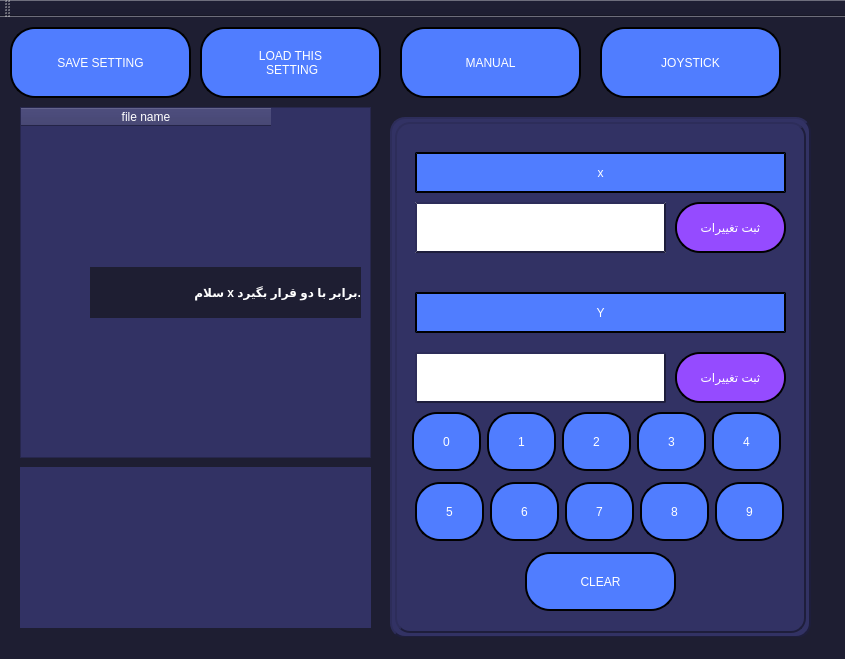
This is mainwindow.ui in robosina/ISV_LUNCHER as Qt 5 draws it before an edit. The edited form follows.
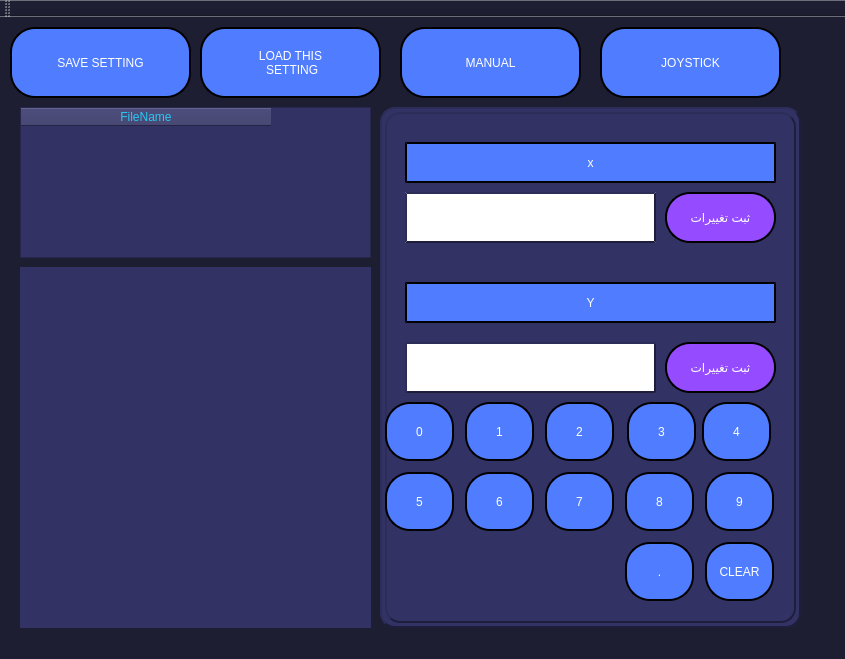
This is the edited form. The open tabs and pages were chosen to show the change. Icons and pictures are not drawn. Custom widgets are drawn as their Qt base class.

```diff
--- a/mainwindow.ui
+++ b/mainwindow.ui
@@ -22,8 +22,8 @@
    <widget class="QStackedWidget" name="stackedWidget">
     <property name="geometry">
      <rect>
-      <x>390</x>
-      <y>100</y>
+      <x>380</x>
+      <y>90</y>
       <width>421</width>
       <height>521</height>
      </rect>
@@ -382,7 +382,7 @@
      <widget class="QPushButton" name="button_0">
       <property name="geometry">
        <rect>
-        <x>17</x>
+        <x>0</x>
         <y>290</y>
         <width>69</width>
         <height>59</height>
@@ -421,7 +421,7 @@
      <widget class="QPushButton" name="button_2">
       <property name="geometry">
        <rect>
-        <x>167</x>
+        <x>160</x>
         <y>290</y>
         <width>69</width>
         <height>59</height>
@@ -460,9 +460,9 @@
      <widget class="QPushButton" name="button_clear">
       <property name="geometry">
        <rect>
-        <x>130</x>
+        <x>320</x>
         <y>430</y>
-        <width>151</width>
+        <width>69</width>
         <height>59</height>
        </rect>
       </property>
@@ -499,7 +499,7 @@
      <widget class="QPushButton" name="button_5">
       <property name="geometry">
        <rect>
-        <x>20</x>
+        <x>0</x>
         <y>360</y>
         <width>69</width>
         <height>59</height>
@@ -538,7 +538,7 @@
      <widget class="QPushButton" name="button_7">
       <property name="geometry">
        <rect>
-        <x>170</x>
+        <x>160</x>
         <y>360</y>
         <width>69</width>
         <height>59</height>
@@ -616,7 +616,7 @@
      <widget class="QPushButton" name="button_8">
       <property name="geometry">
        <rect>
-        <x>245</x>
+        <x>240</x>
         <y>360</y>
         <width>69</width>
         <height>59</height>
@@ -655,7 +655,7 @@
      <widget class="QPushButton" name="button_1">
       <property name="geometry">
        <rect>
-        <x>92</x>
+        <x>80</x>
         <y>290</y>
         <width>69</width>
         <height>59</height>
@@ -733,7 +733,7 @@
      <widget class="QPushButton" name="button_6">
       <property name="geometry">
        <rect>
-        <x>95</x>
+        <x>80</x>
         <y>360</y>
         <width>69</width>
         <height>59</height>
@@ -974,6 +974,45 @@
        <string>ثبت تغییرات</string>
       </property>
      </widget>
+     <widget class="QPushButton" name="button_dot">
+      <property name="geometry">
+       <rect>
+        <x>240</x>
+        <y>430</y>
+        <width>69</width>
+        <height>59</height>
+       </rect>
+      </property>
+      <property name="sizePolicy">
+       <sizepolicy hsizetype="Minimum" vsizetype="Minimum">
+        <horstretch>0</horstretch>
+        <verstretch>0</verstretch>
+       </sizepolicy>
+      </property>
+      <property name="maximumSize">
+       <size>
+        <width>5000000</width>
+        <height>16777215</height>
+       </size>
+      </property>
+      <property name="styleSheet">
+       <string notr="true">QPushButton:pressed {
+font: 75 14pt &quot;Times New Roman&quot;;
+color: rgb(255, 255, 255);
+background-color: rgb(100, 145, 255);
+border-style:inset;border-width:2px;border-radius:25px;border-color:rgb(0,0,0);padding:3px;
+}
+QPushButton{
+font: 75 14pt &quot;Times New Roman&quot;;
+color: rgb(255, 255, 255);
+background-color: rgb(80, 125, 255);
+border-style:outset;border-width:2px;border-radius:25px;border-color:rgb(0,0,0);padding:3px;
+}</string>
+      </property>
+      <property name="text">
+       <string>.</string>
+      </property>
+     </widget>
     </widget>
    </widget>
    <widget class="QPushButton" name="button_manual_mode">
@@ -1142,11 +1181,13 @@
       <x>20</x>
       <y>90</y>
       <width>351</width>
-      <height>351</height>
+      <height>151</height>
      </rect>
     </property>
     <property name="styleSheet">
-     <string notr="true">background-color: rgb(50, 50, 100);</string>
+     <string notr="true">background-color: rgb(50, 50, 100);
+font: 75 11pt &quot;Times New Roman&quot;;
+color:rgb(40,200,240);</string>
     </property>
     <property name="sortingEnabled">
      <bool>false</bool>
@@ -1165,7 +1206,7 @@
     </attribute>
     <column>
      <property name="text">
-      <string>file name</string>
+      <string>FileName</string>
      </property>
     </column>
    </widget>
@@ -1173,9 +1214,9 @@
     <property name="geometry">
      <rect>
       <x>20</x>
-      <y>450</y>
+      <y>250</y>
       <width>351</width>
-      <height>161</height>
+      <height>361</height>
      </rect>
     </property>
     <property name="styleSheet">
@@ -1184,29 +1225,13 @@
 border-color:rgb(70,70,90);
 padding:3px;
 background-color: rgb(50, 50, 100);
-color: rgb(255, 255, 255);
+color: rgb(240,160,40);
 border-color: rgb(30,30,60);</string>
     </property>
     <property name="plainText">
      <string/>
     </property>
    </widget>
-   <widget class="QLabel" name="label">
-    <property name="geometry">
-     <rect>
-      <x>90</x>
-      <y>250</y>
-      <width>271</width>
-      <height>51</height>
-     </rect>
-    </property>
-    <property name="text">
-     <string>&lt;html&gt;&lt;head/&gt;&lt;body&gt;&lt;p&gt;&lt;span style=&quot; font-weight:600;&quot;&gt;سلام x برابر با دو قرار بگیرد.&lt;/span&gt;&lt;/p&gt;&lt;/body&gt;&lt;/html&gt;</string>
-    </property>
-    <property name="alignment">
-     <set>Qt::AlignRight|Qt::AlignTrailing|Qt::AlignVCenter</set>
-    </property>
-   </widget>
   </widget>
   <widget class="QMenuBar" name="menuBar">
    <property name="geometry">
```
Left out of the diff: 10 changed lines with no effect on the pictures.
